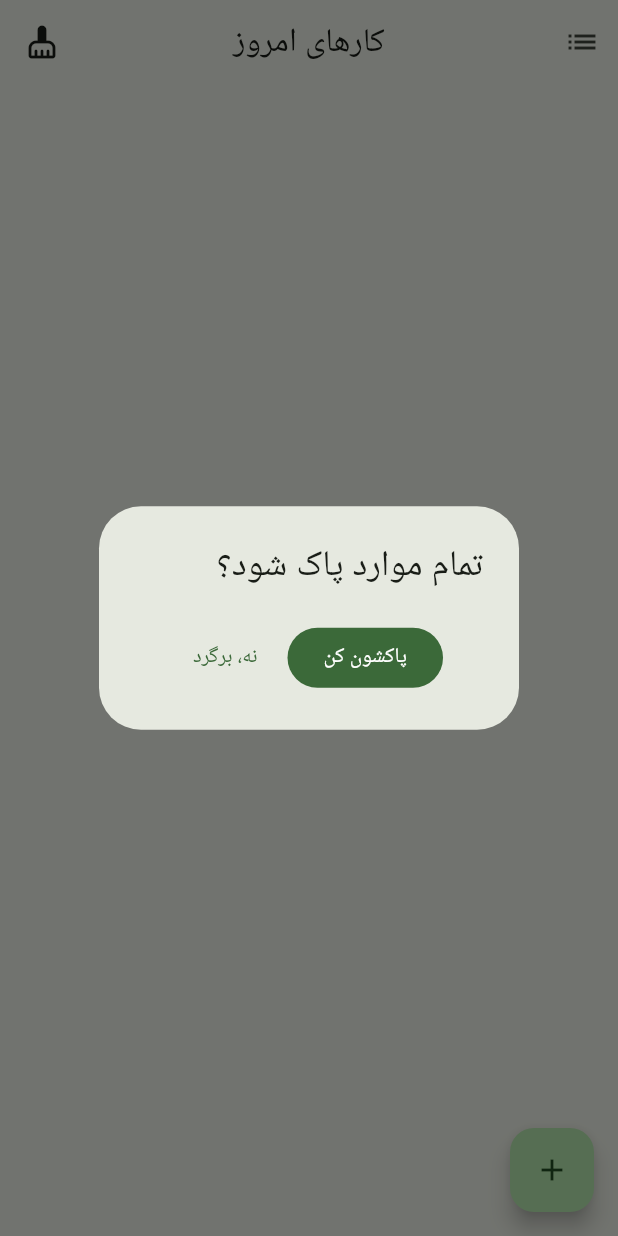
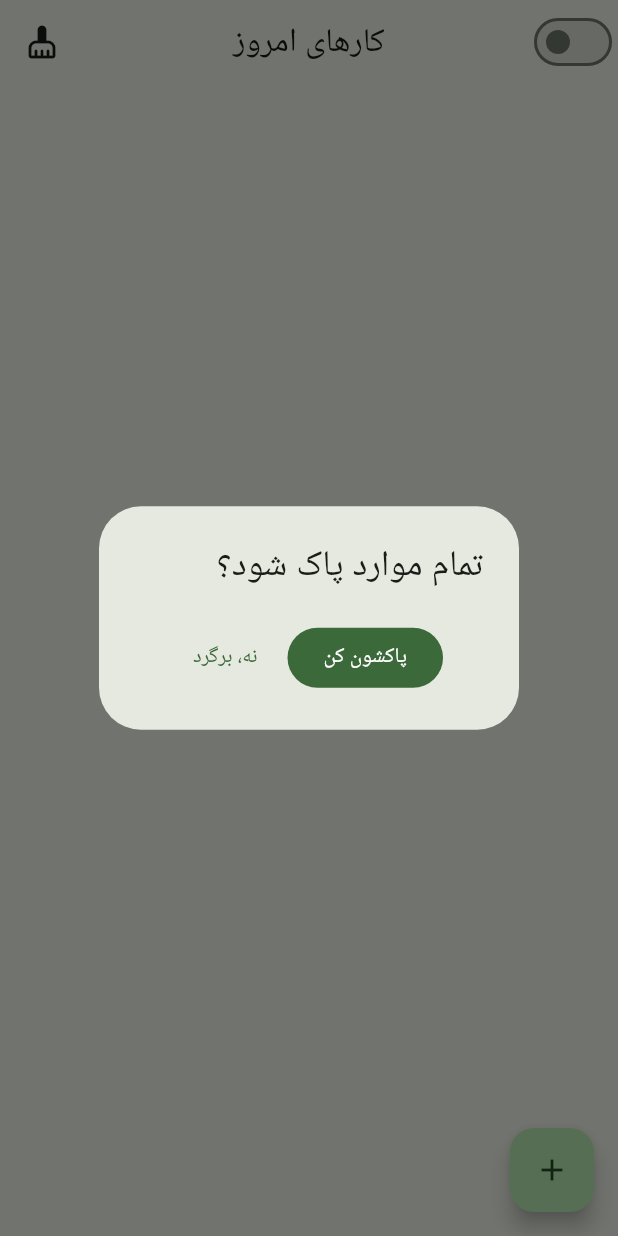
Before and after one commit to AliGIran/todo_hive, a Flutter app: the screen it shows after launch, after a tap on the "cleaning services" icon, on a phone screen of 412 x 824 dp. Run offline on Flutter 3.47's test engine with Material 3 defaults, Android fonts, the phone set to English and light mode, and no system bars; our stand-ins replace gap, hive, hive_flutter; accounts and stored records are empty.

Commit message:
switch button added to switch between views in home page

```diff
--- a/lib/main.dart
+++ b/lib/main.dart
@@ -2,8 +2,10 @@ import 'dart:developer';
 
 import 'package:flutter/material.dart';
 import 'package:hive_flutter/adapters.dart';
+import 'package:provider/provider.dart';
 import 'package:todo_hive/core/constants/hive_constants.dart';
 import 'package:todo_hive/todo/data/models/sub_todo_hive/sub_todo_hive.dart';
+import 'package:todo_hive/todo/presentation/manager/home_page_provider.dart';
 import 'package:todo_hive/todo/presentation/pages/home_page.dart';
 
 import 'todo/data/models/main_todo_hive/main_todo_hive.dart';
@@ -49,7 +51,9 @@ void main() async {
   //   ..openBox<MainTodoHive>(HiveConstants.mainTodoHive)
   //   ..openBox<SubTodoHive>(HiveConstants.subTodoHive);
 
-  runApp(MaterialApp(
+  runApp(MultiProvider(providers: [
+    ChangeNotifierProvider(create: (context) => HomePageProvider(),)
+  ],child: MaterialApp(
     initialRoute: "/",
     routes: {
       "/todoHomePage": (context) => const TodoHomePage(),
@@ -58,10 +62,10 @@ void main() async {
     },
     debugShowCheckedModeBanner: false,
     theme:  ThemeData.from(
-            colorScheme: ColorScheme.fromSeed(seedColor: Colors.green))
-        ,
+        colorScheme: ColorScheme.fromSeed(seedColor: Colors.green))
+    ,
     home: const TodoHomePage(),
-  ));
+  )),);
 }
 
 // class TodoHomePage extends StatelessWidget {
--- /dev/null
+++ b/lib/todo/presentation/manager/home_page_provider.dart
@@ -0,0 +1,14 @@
+import 'dart:developer';
+
+import 'package:flutter/material.dart';
+
+class HomePageProvider extends ChangeNotifier {
+  bool homePageGridView = false;
+
+  void changeHomePageView() {
+    homePageGridView = !homePageGridView;
+
+    log(homePageGridView.toString());
+    notifyListeners();
+  }
+}
--- a/lib/todo/presentation/pages/home_page.dart
+++ b/lib/todo/presentation/pages/home_page.dart
@@ -1,41 +1,43 @@
 import 'package:flutter/material.dart';
+import 'package:provider/provider.dart';
+import 'package:todo_hive/todo/presentation/manager/home_page_provider.dart';
 
 import '../widgets/home_page_widgets.dart';
 
-class TodoHomePage extends StatefulWidget {
+class TodoHomePage extends StatelessWidget {
   const TodoHomePage({super.key});
 
-  @override
-  State<TodoHomePage> createState() => _TodoHomePageState();
-}
-
-class _TodoHomePageState extends State<TodoHomePage> {
   @override
   Widget build(BuildContext context) {
     return Scaffold(
       appBar: AppBar(
         leading: const HomePageDeleteBoxIconButton(),
         actions: [
-          IconButton(onPressed: () {}, icon: const Icon(Icons.list)),
-          // Switch(
-          //   value: lightThem,
-          //   onChanged: (value) {
-          //     setState(() {
-          //       lightThem=value;
-          //     });
-          //   },)
+
+          Switch(
+            value: context.watch<HomePageProvider>().homePageGridView,
+            onChanged: (value) {
+              context.read<HomePageProvider>().changeHomePageView();
+            },
+          )
         ],
         forceMaterialTransparency: true,
         title: const Text("کارهای امروز"),
         centerTitle: true,
       ),
-
-       body:
-       const MainTodoGridView()
+      body: Consumer<HomePageProvider>(
+        builder: (context, HomePageProvider, child) {
+          if (HomePageProvider.homePageGridView) {
+            return const MainTodoGridView();
+          } else {
+            return const MainTodoListView();
+          }
+        },
+      )
+      // const MainTodoGridView()
       // const MainTodoListView()
       ,
-
-       floatingActionButton: const GotoNewMainTodoPage(),
+      floatingActionButton: const GotoNewMainTodoPage(),
     );
   }
 }
--- a/pubspec.yaml
+++ b/pubspec.yaml
@@ -33,7 +33,7 @@ dependencies:
   hive_flutter: ^1.1.0
   hive: ^2.2.3
   gap:
-
+  provider: ^6.1.2
 
   # The following adds the Cupertino Icons font to your application.
   # Use with the CupertinoIcons class for iOS style icons.
```
Also changed, not shown: lib/hive/todo_list.dart (deleted, +0 -19 lines), lib/todo/presentation/widgets/home_page_widgets.dart (+19 -4 lines), pubspec.lock.
